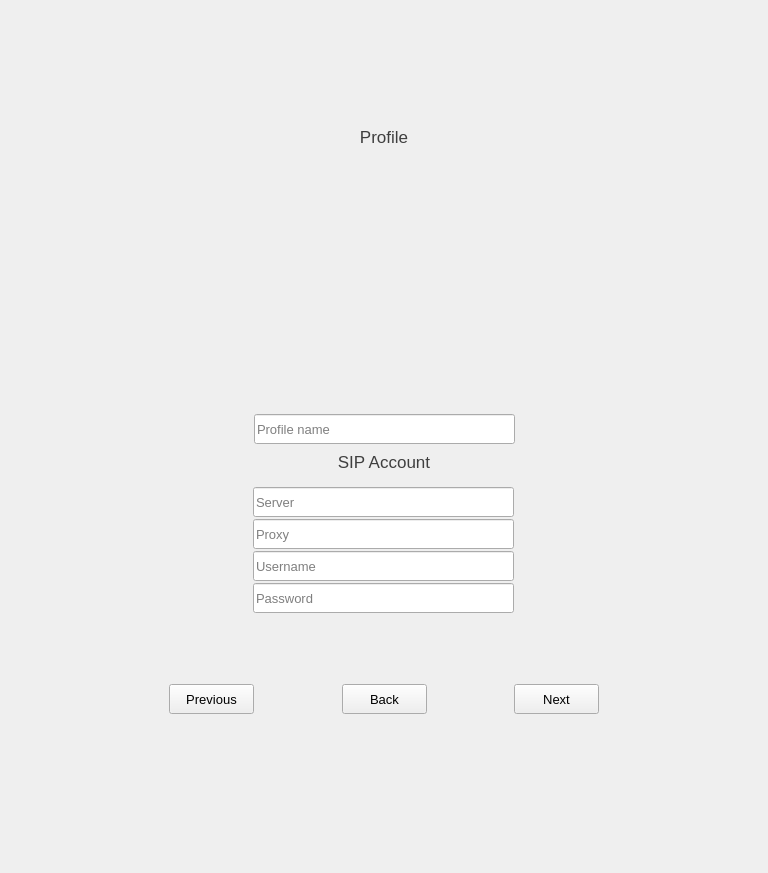
Old version of the form src/newwizardwidget.ui in the repository savoirfairelinux/jami-client-windows.
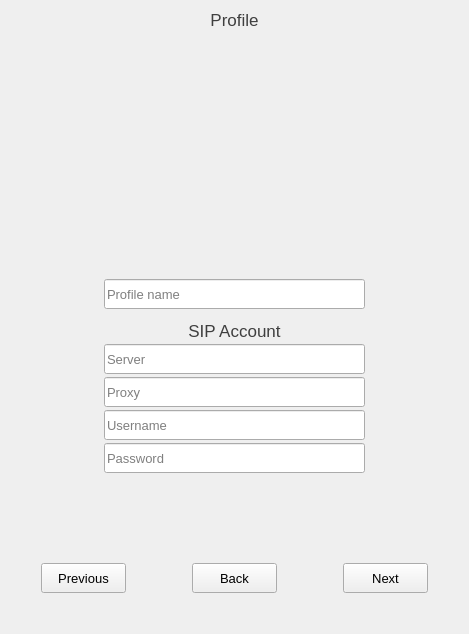
New version of the form. The open tabs and pages were chosen to show the change. Icons and pictures are not drawn. Custom widgets are drawn as their Qt base class.

Diff of the .ui file:
```diff
--- a/src/newwizardwidget.ui
+++ b/src/newwizardwidget.ui
@@ -6,10 +6,22 @@
    <rect>
     <x>0</x>
     <y>0</y>
-    <width>768</width>
-    <height>873</height>
+    <width>469</width>
+    <height>634</height>
    </rect>
   </property>
+  <property name="minimumSize">
+   <size>
+    <width>0</width>
+    <height>0</height>
+   </size>
+  </property>
+  <property name="maximumSize">
+   <size>
+    <width>16777215</width>
+    <height>16777215</height>
+   </size>
+  </property>
   <property name="windowTitle">
    <string>Form</string>
   </property>
@@ -58,21 +70,21 @@
         <item>
          <widget class="QWidget" name="verticalWidget" native="true">
           <property name="sizePolicy">
-           <sizepolicy hsizetype="Fixed" vsizetype="Fixed">
+           <sizepolicy hsizetype="Preferred" vsizetype="Preferred">
             <horstretch>0</horstretch>
             <verstretch>0</verstretch>
            </sizepolicy>
           </property>
           <property name="minimumSize">
            <size>
-            <width>512</width>
-            <height>638</height>
+            <width>0</width>
+            <height>0</height>
            </size>
           </property>
           <property name="maximumSize">
            <size>
-            <width>512</width>
-            <height>638</height>
+            <width>16777215</width>
+            <height>16777215</height>
            </size>
           </property>
           <layout class="QVBoxLayout" name="verticalLayout_10">
@@ -99,7 +111,7 @@
              <item>
               <widget class="QStackedWidget" name="stackedWidget">
                <property name="sizePolicy">
-                <sizepolicy hsizetype="Fixed" vsizetype="Fixed">
+                <sizepolicy hsizetype="Preferred" vsizetype="Preferred">
                  <horstretch>0</horstretch>
                  <verstretch>0</verstretch>
                 </sizepolicy>
@@ -1196,10 +1208,7 @@
                        </property>
                        <item>
                         <widget class="QWidget" name="SIPgridWidget" native="true">
-                         <layout class="QVBoxLayout" name="verticalLayout_100">
-                          <property name="spacing">
-                           <number>3</number>
-                          </property>
+                         <layout class="QVBoxLayout" name="verticalLayout_7">
                           <property name="leftMargin">
                            <number>0</number>
                           </property>
@@ -1227,8 +1236,8 @@
                               </property>
                               <property name="minimumSize">
                                <size>
-                                <width>261</width>
-                                <height>261</height>
+                                <width>240</width>
+                                <height>240</height>
                                </size>
                               </property>
                               <property name="styleSheet">
@@ -1244,43 +1253,16 @@
                              <enum>Qt::Vertical</enum>
                             </property>
                             <property name="sizeType">
-                             <enum>QSizePolicy::Fixed</enum>
+                             <enum>QSizePolicy::Minimum</enum>
                             </property>
                             <property name="sizeHint" stdset="0">
                              <size>
                               <width>20</width>
-                              <height>6</height>
+                              <height>3</height>
                              </size>
                             </property>
                            </spacer>
                           </item>
-                         </layout>
-                        </widget>
-                       </item>
-                      </layout>
-                     </widget>
-                    </item>
-                   </layout>
-                  </widget>
-                 </item>
-                 <item>
-                  <widget class="QWidget" name="SIPaccountSectionOuterWidget" native="true">
-                   <layout class="QVBoxLayout" name="verticalLayout_12">
-                    <property name="spacing">
-                     <number>3</number>
-                    </property>
-                    <property name="leftMargin">
-                     <number>0</number>
-                    </property>
-                    <property name="topMargin">
-                     <number>0</number>
-                    </property>
-                    <property name="rightMargin">
-                     <number>0</number>
-                    </property>
-                    <property name="bottomMargin">
-                     <number>0</number>
-                    </property>
                     <item>
                      <widget class="QWidget" name="SIPfullNameWidget" native="true">
                       <property name="minimumSize">
@@ -1367,24 +1349,110 @@
                       </layout>
                      </widget>
                     </item>
+                         </layout>
+                        </widget>
+                       </item>
+                      </layout>
+                     </widget>
+                    </item>
+                   </layout>
+                  </widget>
+                 </item>
                     <item>
-                     <spacer name="verticalSpacer_17">
+                  <widget class="QWidget" name="SIPaccountSectionOuterWidget" native="true">
+                   <layout class="QVBoxLayout" name="verticalLayout_12">
+                    <property name="spacing">
+                     <number>3</number>
+                    </property>
+                    <property name="leftMargin">
+                     <number>0</number>
+                    </property>
+                    <property name="topMargin">
+                     <number>0</number>
+                    </property>
+                    <property name="rightMargin">
+                     <number>0</number>
+                    </property>
+                    <property name="bottomMargin">
+                     <number>0</number>
+                    </property>
+                    <item>
+                     <spacer name="verticalSpacer_14">
                       <property name="orientation">
                        <enum>Qt::Vertical</enum>
                       </property>
                       <property name="sizeType">
-                       <enum>QSizePolicy::Fixed</enum>
+                       <enum>QSizePolicy::MinimumExpanding</enum>
                       </property>
                       <property name="sizeHint" stdset="0">
                        <size>
                         <width>20</width>
-                        <height>5</height>
+                        <height>12</height>
                        </size>
                       </property>
                      </spacer>
                     </item>
                     <item>
+                     <layout class="QGridLayout" name="gridLayout_2">
+                      <property name="sizeConstraint">
+                       <enum>QLayout::SetDefaultConstraint</enum>
+                      </property>
+                      <property name="topMargin">
+                       <number>0</number>
+                      </property>
+                      <item row="0" column="2">
+                       <spacer name="horizontalSpacer_4">
+                        <property name="orientation">
+                         <enum>Qt::Horizontal</enum>
+                        </property>
+                        <property name="sizeHint" stdset="0">
+                         <size>
+                          <width>40</width>
+                          <height>20</height>
+                         </size>
+                        </property>
+                       </spacer>
+                      </item>
+                      <item row="0" column="0">
+                       <spacer name="horizontalSpacer_8">
+                        <property name="orientation">
+                         <enum>Qt::Horizontal</enum>
+                        </property>
+                        <property name="sizeHint" stdset="0">
+                         <size>
+                          <width>40</width>
+                          <height>20</height>
+                         </size>
+                        </property>
+                       </spacer>
+                      </item>
+                      <item row="5" column="1">
+                       <spacer name="verticalSpacer_2">
+                        <property name="orientation">
+                         <enum>Qt::Vertical</enum>
+                        </property>
+                        <property name="sizeHint" stdset="0">
+                         <size>
+                          <width>20</width>
+                          <height>40</height>
+                         </size>
+                        </property>
+                       </spacer>
+                      </item>
+                      <item row="0" column="1">
                      <widget class="QLabel" name="SIPaccountSectionLabel">
+                        <property name="sizePolicy">
+                         <sizepolicy hsizetype="MinimumExpanding" vsizetype="MinimumExpanding">
+                          <horstretch>0</horstretch>
+                          <verstretch>0</verstretch>
+                         </sizepolicy>
+                        </property>
+                        <property name="maximumSize">
+                         <size>
+                          <width>16777215</width>
+                          <height>16777215</height>
+                         </size>
+                        </property>
                       <property name="font">
                        <font>
                         <pointsize>13</pointsize>
@@ -1401,210 +1469,8 @@
                       </property>
                      </widget>
                     </item>
-                    <item>
-                     <widget class="QWidget" name="SIPaccountSectionInnerWidget" native="true">
-                      <property name="styleSheet">
-                       <string notr="true"/>
-                      </property>
-                      <layout class="QVBoxLayout" name="verticalLayout_13">
-                       <property name="topMargin">
-                        <number>0</number>
-                       </property>
-                       <item>
-                        <layout class="QGridLayout" name="gridLayout_8">
-                         <property name="topMargin">
-                          <number>0</number>
-                         </property>
-                         <property name="spacing">
-                          <number>7</number>
-                         </property>
-                         <item row="0" column="0">
-                          <widget class="QWidget" name="SIPverticalWidget1" native="true">
-                           <property name="sizePolicy">
-                            <sizepolicy hsizetype="Fixed" vsizetype="MinimumExpanding">
-                             <horstretch>0</horstretch>
-                             <verstretch>0</verstretch>
-                            </sizepolicy>
-                           </property>
-                           <layout class="QVBoxLayout" name="verticalLayout_14">
-                            <property name="spacing">
-                             <number>2</number>
-                            </property>
-                            <property name="leftMargin">
-                             <number>0</number>
-                            </property>
-                            <property name="topMargin">
-                             <number>0</number>
-                            </property>
-                            <property name="rightMargin">
-                             <number>0</number>
-                            </property>
-                            <property name="bottomMargin">
-                             <number>0</number>
-                            </property>
-                            <item>
-                             <widget class="QWidget" name="SIPsignUpWidget" native="true">
-                              <property name="sizePolicy">
-                               <sizepolicy hsizetype="Preferred" vsizetype="MinimumExpanding">
-                                <horstretch>0</horstretch>
-                                <verstretch>0</verstretch>
-                               </sizepolicy>
-                              </property>
-                              <property name="minimumSize">
-                               <size>
-                                <width>0</width>
-                                <height>10</height>
-                               </size>
-                              </property>
-                              <property name="maximumSize">
-                               <size>
-                                <width>16777215</width>
-                                <height>16777215</height>
-                               </size>
-                              </property>
+                      <item row="2" column="1">
                               <layout class="QHBoxLayout" name="horizontalLayout_15">
-                               <property name="spacing">
-                                <number>0</number>
-                               </property>
-                               <property name="leftMargin">
-                                <number>0</number>
-                               </property>
-                               <property name="topMargin">
-                                <number>0</number>
-                               </property>
-                               <property name="rightMargin">
-                                <number>0</number>
-                               </property>
-                               <property name="bottomMargin">
-                                <number>0</number>
-                               </property>
-                               <item>
-                                <spacer name="horizontalSpacer_21">
-                                 <property name="orientation">
-                                  <enum>Qt::Horizontal</enum>
-                                 </property>
-                                 <property name="sizeType">
-                                  <enum>QSizePolicy::Expanding</enum>
-                                 </property>
-                                 <property name="sizeHint" stdset="0">
-                                  <size>
-                                   <width>40</width>
-                                   <height>5</height>
-                                  </size>
-                                 </property>
-                                </spacer>
-                               </item>
-                              </layout>
-                             </widget>
-                            </item>
-                            <item>
-                             <widget class="QWidget" name="SIPusernameWidget" native="true">
-                              <property name="sizePolicy">
-                               <sizepolicy hsizetype="Preferred" vsizetype="MinimumExpanding">
-                                <horstretch>0</horstretch>
-                                <verstretch>0</verstretch>
-                               </sizepolicy>
-                              </property>
-                              <property name="minimumSize">
-                               <size>
-                                <width>0</width>
-                                <height>25</height>
-                               </size>
-                              </property>
-                              <property name="maximumSize">
-                               <size>
-                                <width>16777215</width>
-                                <height>16777215</height>
-                               </size>
-                              </property>
-                              <layout class="QHBoxLayout" name="SIPusernameLayout">
-                               <property name="spacing">
-                                <number>0</number>
-                               </property>
-                               <property name="leftMargin">
-                                <number>0</number>
-                               </property>
-                               <property name="topMargin">
-                                <number>0</number>
-                               </property>
-                               <property name="rightMargin">
-                                <number>0</number>
-                               </property>
-                               <property name="bottomMargin">
-                                <number>0</number>
-                               </property>
-                               <item>
-                                <widget class="QLineEdit" name="SIPservernameEdit">
-                                 <property name="minimumSize">
-                                  <size>
-                                   <width>261</width>
-                                   <height>30</height>
-                                  </size>
-                                 </property>
-                                 <property name="maximumSize">
-                                  <size>
-                                   <width>200</width>
-                                   <height>16777215</height>
-                                  </size>
-                                 </property>
-                                 <property name="font">
-                                  <font>
-                                   <pointsize>10</pointsize>
-                                  </font>
-                                 </property>
-                                 <property name="toolTip">
-                                  <string>SIP Server edit</string>
-                                 </property>
-                                 <property name="accessibleName">
-                                  <string/>
-                                 </property>
-                                 <property name="placeholderText">
-                                  <string>Server</string>
-                                 </property>
-                                 <property name="clearButtonEnabled">
-                                  <bool>true</bool>
-                                 </property>
-                                </widget>
-                               </item>
-                              </layout>
-                             </widget>
-                            </item>
-                            <item>
-                             <widget class="QWidget" name="SIPproxyWidget" native="true">
-                              <property name="sizePolicy">
-                               <sizepolicy hsizetype="Preferred" vsizetype="MinimumExpanding">
-                                <horstretch>0</horstretch>
-                                <verstretch>0</verstretch>
-                               </sizepolicy>
-                              </property>
-                              <property name="minimumSize">
-                               <size>
-                                <width>0</width>
-                                <height>25</height>
-                               </size>
-                              </property>
-                              <property name="maximumSize">
-                               <size>
-                                <width>16777215</width>
-                                <height>16777215</height>
-                               </size>
-                              </property>
-                              <layout class="QHBoxLayout" name="SIPproxyLayout">
-                               <property name="spacing">
-                                <number>0</number>
-                               </property>
-                               <property name="leftMargin">
-                                <number>0</number>
-                               </property>
-                               <property name="topMargin">
-                                <number>0</number>
-                               </property>
-                               <property name="rightMargin">
-                                <number>0</number>
-                               </property>
-                               <property name="bottomMargin">
-                                <number>0</number>
-                               </property>
                                <item>
                                 <widget class="QLineEdit" name="SIPproxyEdit">
                                  <property name="minimumSize">
@@ -1645,44 +1511,89 @@
                                 </widget>
                                </item>
                               </layout>
-                             </widget>
-                            </item>
+                      </item>
+                      <item row="4" column="1">
+                       <layout class="QHBoxLayout" name="horizontalLayout_20">
                             <item>
-                             <widget class="QWidget" name="SIPpassWidget" native="true">
-                              <property name="sizePolicy">
-                               <sizepolicy hsizetype="Preferred" vsizetype="MinimumExpanding">
-                                <horstretch>0</horstretch>
-                                <verstretch>0</verstretch>
-                               </sizepolicy>
-                              </property>
+                         <widget class="QLineEdit" name="SIPpasswordEdit">
+                          <property name="minimumSize">
+                           <size>
+                            <width>261</width>
+                            <height>30</height>
+                           </size>
+                          </property>
+                          <property name="maximumSize">
+                           <size>
+                            <width>200</width>
+                            <height>16777215</height>
+                           </size>
+                          </property>
+                          <property name="font">
+                           <font>
+                            <pointsize>10</pointsize>
+                           </font>
+                          </property>
+                          <property name="toolTip">
+                           <string>SIP Password text input</string>
+                          </property>
+                          <property name="accessibleName">
+                           <string/>
+                          </property>
+                          <property name="accessibleDescription">
+                           <string>SIP Password text input</string>
+                          </property>
+                          <property name="echoMode">
+                           <enum>QLineEdit::PasswordEchoOnEdit</enum>
+                          </property>
+                          <property name="placeholderText">
+                           <string>Password</string>
+                          </property>
+                          <property name="clearButtonEnabled">
+                           <bool>false</bool>
+                          </property>
+                         </widget>
+                        </item>
+                       </layout>
+                      </item>
+                      <item row="1" column="1">
+                       <layout class="QHBoxLayout" name="horizontalLayout_14">
+                        <item>
+                         <widget class="QLineEdit" name="SIPservernameEdit">
                               <property name="minimumSize">
                                <size>
-                                <width>0</width>
-                                <height>25</height>
+                            <width>261</width>
+                            <height>30</height>
                                </size>
                               </property>
                               <property name="maximumSize">
                                <size>
-                                <width>16777215</width>
+                            <width>200</width>
                                 <height>16777215</height>
                                </size>
                               </property>
-                              <layout class="QHBoxLayout" name="SIPpassLayout">
-                               <property name="spacing">
-                                <number>0</number>
-                               </property>
-                               <property name="leftMargin">
-                                <number>0</number>
-                               </property>
-                               <property name="topMargin">
-                                <number>0</number>
-                               </property>
-                               <property name="rightMargin">
-                                <number>0</number>
-                               </property>
-                               <property name="bottomMargin">
-                                <number>0</number>
-                               </property>
+                          <property name="font">
+                           <font>
+                            <pointsize>10</pointsize>
+                           </font>
+                          </property>
+                          <property name="toolTip">
+                           <string>SIP Server edit</string>
+                          </property>
+                          <property name="accessibleName">
+                           <string/>
+                          </property>
+                          <property name="placeholderText">
+                           <string>Server</string>
+                          </property>
+                          <property name="clearButtonEnabled">
+                           <bool>true</bool>
+                          </property>
+                         </widget>
+                        </item>
+                       </layout>
+                      </item>
+                      <item row="3" column="1">
+                       <layout class="QHBoxLayout" name="horizontalLayout_17">
                                <item>
                                 <widget class="QLineEdit" name="SIPusernameEdit">
                                  <property name="minimumSize">
@@ -1723,93 +1634,8 @@
                                 </widget>
                                </item>
                               </layout>
-                             </widget>
-                            </item>
-                            <item>
-                             <widget class="QWidget" name="SIPconfPassWidget" native="true">
-                              <property name="sizePolicy">
-                               <sizepolicy hsizetype="Preferred" vsizetype="MinimumExpanding">
-                                <horstretch>0</horstretch>
-                                <verstretch>0</verstretch>
-                               </sizepolicy>
-                              </property>
-                              <property name="minimumSize">
-                               <size>
-                                <width>0</width>
-                                <height>25</height>
-                               </size>
-                              </property>
-                              <property name="maximumSize">
-                               <size>
-                                <width>16777215</width>
-                                <height>16777215</height>
-                               </size>
-                              </property>
-                              <layout class="QHBoxLayout" name="SIPconfirmPassLabel">
-                               <property name="spacing">
-                                <number>0</number>
-                               </property>
-                               <property name="leftMargin">
-                                <number>0</number>
-                               </property>
-                               <property name="topMargin">
-                                <number>0</number>
-                               </property>
-                               <property name="rightMargin">
-                                <number>0</number>
-                               </property>
-                               <property name="bottomMargin">
-                                <number>0</number>
-                               </property>
-                               <item>
-                                <widget class="QLineEdit" name="SIPpasswordEdit">
-                                 <property name="minimumSize">
-                                  <size>
-                                   <width>261</width>
-                                   <height>30</height>
-                                  </size>
-                                 </property>
-                                 <property name="maximumSize">
-                                  <size>
-                                   <width>200</width>
-                                   <height>16777215</height>
-                                  </size>
-                                 </property>
-                                 <property name="font">
-                                  <font>
-                                   <pointsize>10</pointsize>
-                                  </font>
-                                 </property>
-                                 <property name="toolTip">
-                                  <string>SIP Password text input</string>
-                                 </property>
-                                 <property name="accessibleName">
-                                  <string/>
-                                 </property>
-                                 <property name="accessibleDescription">
-                                  <string>SIP Password text input</string>
-                                 </property>
-                                 <property name="echoMode">
-                                  <enum>QLineEdit::PasswordEchoOnEdit</enum>
-                                 </property>
-                                 <property name="placeholderText">
-                                  <string>Password</string>
-                                 </property>
-                                 <property name="clearButtonEnabled">
-                                  <bool>false</bool>
-                                 </property>
-                                </widget>
-                               </item>
-                              </layout>
-                             </widget>
-                            </item>
-                           </layout>
-                          </widget>
-                         </item>
-                        </layout>
-                       </item>
-                      </layout>
-                     </widget>
+                      </item>
+                     </layout>
                     </item>
                    </layout>
                   </widget>
```
Left out of the diff: 39 changed lines with no effect on the pictures. Lines whose indentation alone changed are shown as unchanged.
